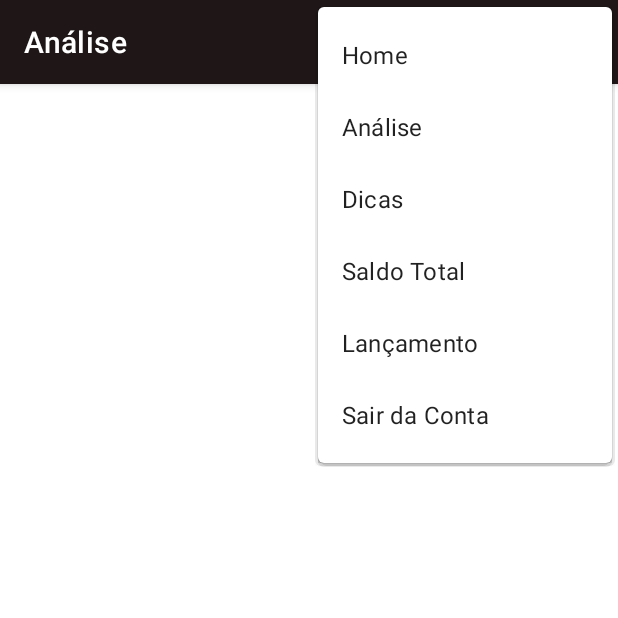
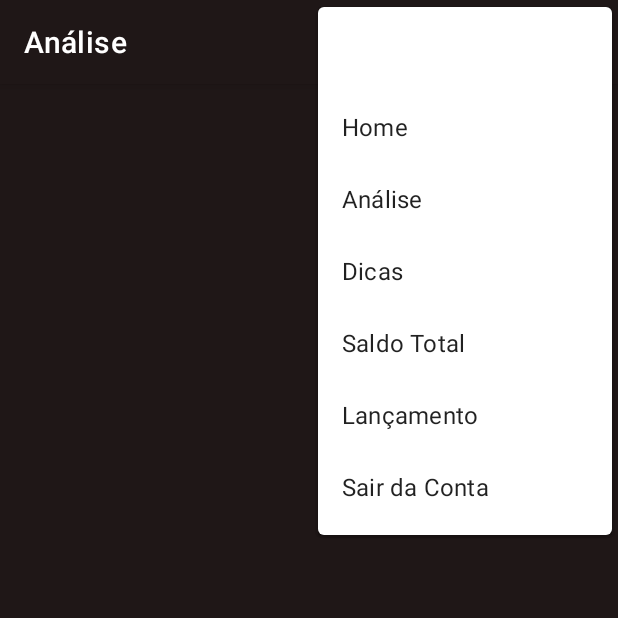
Before and after one commit to Lobat0/CashWise, an Android app: the Analise screen opened directly, with no data from a screen before it, with the options menu open, on a phone screen of 412 x 824 dp, the top half of it. Run offline under Robolectric (Android 15) with nearby library versions, the phone set to English and light mode, and no system bars; our stand-ins replace Firebase (no records; nobody signed in at launch, a user with empty details on screens opened directly).

Commit message:
Configuração do menu, email do usuário com permanencia no menu

```diff
--- a/app/src/main/java/com/appfinance/Analise.java
+++ b/app/src/main/java/com/appfinance/Analise.java
@@ -25,6 +25,12 @@ public class Analise extends AppCompatActivity {
     public boolean onCreateOptionsMenu(Menu menu) {
         MenuInflater inflater = getMenuInflater();
         inflater.inflate(R.menu.menu,menu);
+
+        MenuItem itemUsuario = menu.findItem(R.id.itemUsuario);
+        FirebaseAuth mAuth;
+        mAuth = FirebaseAuth.getInstance();
+        itemUsuario.setTitle((mAuth.getCurrentUser().getEmail()));
+
         return true;
     }
 
--- a/app/src/main/java/com/appfinance/Dicas.java
+++ b/app/src/main/java/com/appfinance/Dicas.java
@@ -25,6 +25,12 @@ public class Dicas extends AppCompatActivity {
     public boolean onCreateOptionsMenu(Menu menu) {
         MenuInflater inflater = getMenuInflater();
         inflater.inflate(R.menu.menu,menu);
+
+        MenuItem itemUsuario = menu.findItem(R.id.itemUsuario);
+        FirebaseAuth mAuth;
+        mAuth = FirebaseAuth.getInstance();
+        itemUsuario.setTitle((mAuth.getCurrentUser().getEmail()));
+
         return true;
     }
 
--- a/app/src/main/java/com/appfinance/Lancamento.java
+++ b/app/src/main/java/com/appfinance/Lancamento.java
@@ -25,6 +25,12 @@ public class Lancamento extends AppCompatActivity {
     public boolean onCreateOptionsMenu(Menu menu) {
         MenuInflater inflater = getMenuInflater();
         inflater.inflate(R.menu.menu,menu);
+
+        MenuItem itemUsuario = menu.findItem(R.id.itemUsuario);
+        FirebaseAuth mAuth;
+        mAuth = FirebaseAuth.getInstance();
+        itemUsuario.setTitle((mAuth.getCurrentUser().getEmail()));
+
         return true;
     }
 
--- a/app/src/main/java/com/appfinance/SaldoTotal.java
+++ b/app/src/main/java/com/appfinance/SaldoTotal.java
@@ -25,6 +25,12 @@ public class SaldoTotal extends AppCompatActivity {
     public boolean onCreateOptionsMenu(Menu menu) {
         MenuInflater inflater = getMenuInflater();
         inflater.inflate(R.menu.menu,menu);
+
+        MenuItem itemUsuario = menu.findItem(R.id.itemUsuario);
+        FirebaseAuth mAuth;
+        mAuth = FirebaseAuth.getInstance();
+        itemUsuario.setTitle((mAuth.getCurrentUser().getEmail()));
+
         return true;
     }
 
--- a/app/src/main/res/layout/activity_analise.xml
+++ b/app/src/main/res/layout/activity_analise.xml
@@ -4,6 +4,7 @@
     xmlns:tools="http://schemas.android.com/tools"
     android:layout_width="match_parent"
     android:layout_height="match_parent"
-    tools:context=".Analise">
+    tools:context=".Analise"
+    android:background="#1F1717">
 
 </androidx.constraintlayout.widget.ConstraintLayout>
--- a/app/src/main/res/layout/activity_lancamento.xml
+++ b/app/src/main/res/layout/activity_lancamento.xml
@@ -4,6 +4,7 @@
     xmlns:tools="http://schemas.android.com/tools"
     android:layout_width="match_parent"
     android:layout_height="match_parent"
-    tools:context=".Lancamento">
+    tools:context=".Lancamento"
+    android:background="#1F1717">
 
 </androidx.constraintlayout.widget.ConstraintLayout>
--- a/app/src/main/res/layout/activity_saldo_total.xml
+++ b/app/src/main/res/layout/activity_saldo_total.xml
@@ -4,6 +4,7 @@
     xmlns:tools="http://schemas.android.com/tools"
     android:layout_width="match_parent"
     android:layout_height="match_parent"
-    tools:context=".SaldoTotal">
+    tools:context=".SaldoTotal"
+    android:background="#1F1717">
 
 </androidx.constraintlayout.widget.ConstraintLayout>
--- a/app/src/main/res/menu/menu.xml
+++ b/app/src/main/res/menu/menu.xml
@@ -9,6 +9,12 @@
         android:icon="@drawable/favicon_transparent_32x32"
         android:title="item 0"
         app:showAsAction="ifRoom" />
+
+    <item
+        android:id="@+id/itemUsuario"
+        android:background="#FFFFFF"
+        android:title="Sem Usuário"
+        app:showAsAction="never" />
 
     <item
         android:id="@+id/itemHome"
```
Also changed, not shown: app/src/main/java/com/appfinance/Home.java (+6 -1 lines).
